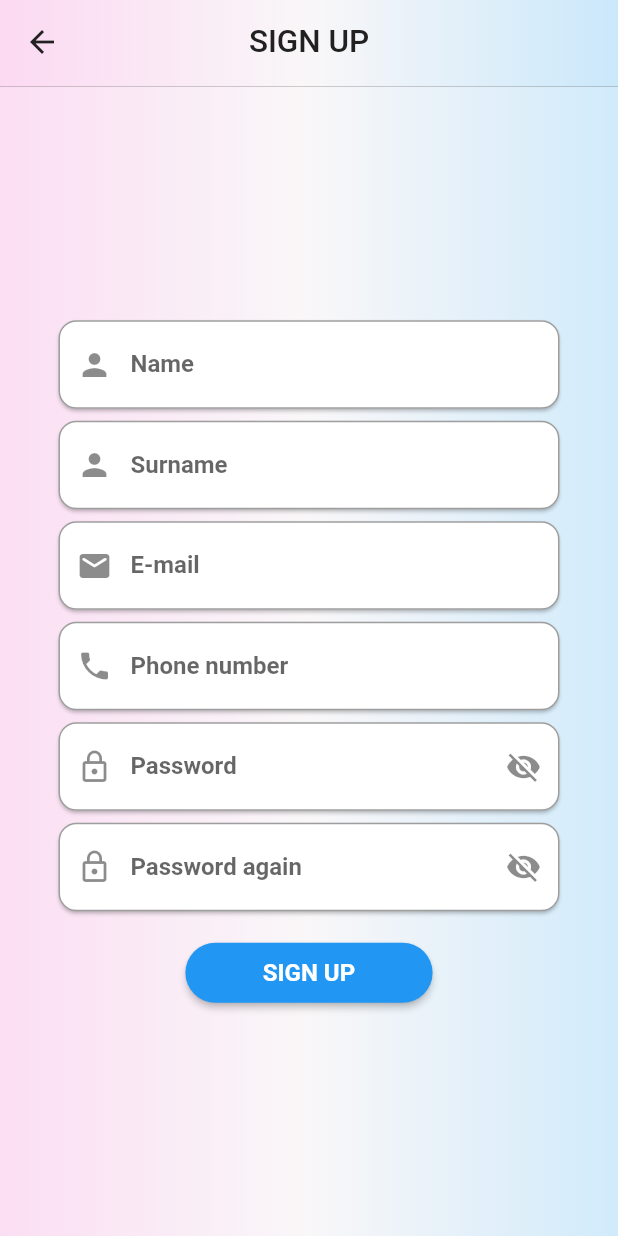
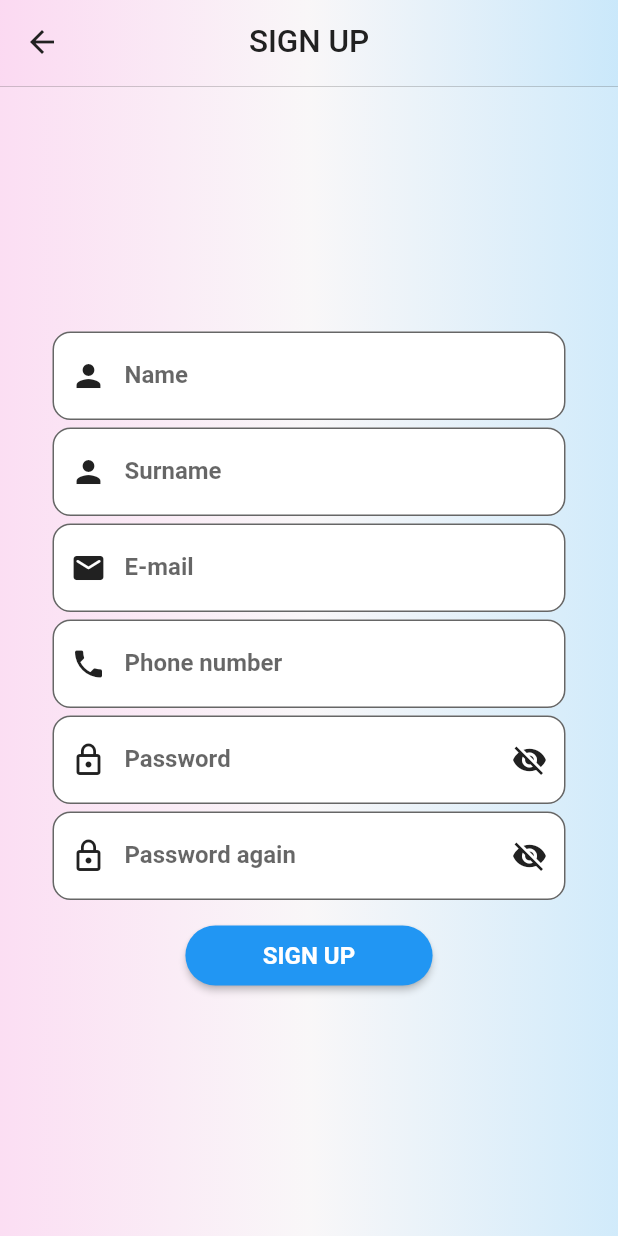
Before and after one commit to GTU-Ghostbusters/shelf_mobil_frontend, a Flutter app: the SignUpPage screen opened directly, on a phone screen of 412 x 824 dp. Run offline on Flutter 3.47's test engine with Material 2 defaults, Android fonts, the light colour scheme and no system bars; our stand-ins replace email_validator, google_nav_bar, image_picker, scroll_snap_list, toggle_switch; missing offline and left inert: wc_form_validators; network calls fail.

Commit message:
Refactored some codes

```diff
--- a/lib/pages/signup_page.dart
+++ b/lib/pages/signup_page.dart
@@ -42,10 +42,7 @@ class _SignUpPageState extends State<SignUpPage> {
               child: Column(
                 mainAxisAlignment: MainAxisAlignment.center,
                 children: [
-                  Card(
-                    shape: RoundedRectangleBorder(
-                        borderRadius: BorderRadius.circular(12)),
-                    child: TextFormField(
+                  TextFormField(
                     validator: (name) {
                       if (name!.length < 3) {
                         return 'The name must consist of at least 3 characters.';
@@ -53,46 +50,53 @@ class _SignUpPageState extends State<SignUpPage> {
                         return null;
                       }
                     },
-                      decoration: const InputDecoration(
-                        prefixIcon: Icon(Icons.person),
+                    decoration: InputDecoration(
+                      fillColor: Colors.white,
+                      filled: true,
+                      prefixIcon:
+                          Icon(Icons.person, color: Colors.grey.shade900),
                       labelText: "Name",
-                        labelStyle: TextStyle(
+                      labelStyle: const TextStyle(
                         fontSize: 16,
                         fontWeight: FontWeight.bold,
                       ),
                       hintText: "Please enter name",
-                        border: OutlineInputBorder(
+                      border: const OutlineInputBorder(
                         borderRadius: BorderRadius.all(
                           Radius.circular(12),
                         ),
                       ),
                     ),
                   ),
-                  ),
-                  Card(
-                    shape: RoundedRectangleBorder(
-                        borderRadius: BorderRadius.circular(12)),
-                    child: TextFormField(
-                      decoration: const InputDecoration(
-                        prefixIcon: Icon(Icons.person),
+                  const SizedBox(height: 5),
+                  TextFormField(
+                    validator: (surname) {
+                      if (surname!.length < 3) {
+                        return 'The surname must consist of at least 3 characters.';
+                      } else {
+                        return null;
+                      }
+                    },
+                    decoration: InputDecoration(
+                      fillColor: Colors.white,
+                      filled: true,
+                      prefixIcon:
+                          Icon(Icons.person, color: Colors.grey.shade900),
                       labelText: "Surname",
-                        labelStyle: TextStyle(
+                      labelStyle: const TextStyle(
                         fontSize: 16,
                         fontWeight: FontWeight.bold,
                       ),
                       hintText: "Please enter surname",
-                        border: OutlineInputBorder(
+                      border: const OutlineInputBorder(
                         borderRadius: BorderRadius.all(
                           Radius.circular(12),
                         ),
                       ),
                     ),
                   ),
-                  ),
-                  Card(
-                    shape: RoundedRectangleBorder(
-                        borderRadius: BorderRadius.circular(12)),
-                    child: TextFormField(
+                  const SizedBox(height: 5),
+                  TextFormField(
                     controller: emailController,
                     validator: (email) {
                       if (!EmailValidator.validate(email!)) {
@@ -102,76 +106,87 @@ class _SignUpPageState extends State<SignUpPage> {
                       }
                     },
                     keyboardType: TextInputType.emailAddress,
-                      decoration: const InputDecoration(
-                        prefixIcon: Icon(Icons.email_rounded),
+                    decoration: InputDecoration(
+                      fillColor: Colors.white,
+                      filled: true,
+                      prefixIcon: Icon(Icons.email_rounded,
+                          color: Colors.grey.shade900),
                       labelText: "E-mail",
-                        labelStyle: TextStyle(
+                      labelStyle: const TextStyle(
                         fontSize: 16,
                         fontWeight: FontWeight.bold,
                       ),
                       hintText: "Please enter e-mail",
-                        border: OutlineInputBorder(
+                      border: const OutlineInputBorder(
                         borderRadius: BorderRadius.all(
                           Radius.circular(12),
                         ),
                       ),
                     ),
                   ),
-                  ),
-                  Card(
-                    shape: RoundedRectangleBorder(
-                        borderRadius: BorderRadius.circular(12)),
-                    child: TextFormField(
-                      //maxLength: 10,
+                  const SizedBox(height: 5),
+                  TextFormField(
+                    validator: (phoneNumber) {
+                      if (phoneNumber!.isEmpty) {
+                        return "Please enter a valid phone number.";
+                      } else {
+                        return null;
+                      }
+                    },
+                    maxLength: 10,
                     keyboardType: TextInputType.phone,
-                      decoration: const InputDecoration(
-                        prefixIcon: Icon(Icons.phone),
+                    decoration: InputDecoration(
+                      counterText: "",
+                      fillColor: Colors.white,
+                      filled: true,
+                      prefixIcon:
+                          Icon(Icons.phone, color: Colors.grey.shade900),
                       labelText: "Phone number",
-                        labelStyle: TextStyle(
+                      labelStyle: const TextStyle(
                         fontSize: 16,
                         fontWeight: FontWeight.bold,
                       ),
                       hintText: "Please enter phone number",
-                        border: OutlineInputBorder(
+                      border: const OutlineInputBorder(
                         borderRadius: BorderRadius.all(
                           Radius.circular(12),
                         ),
                       ),
                     ),
                   ),
-                  ),
-                  Card(
-                    shape: RoundedRectangleBorder(
-                        borderRadius: BorderRadius.circular(12)),
-                    child: TextFormField(
+                  const SizedBox(height: 5),
+                  TextFormField(
                     validator: Validators.compose(
                       [
                         Validators.patternRegExp(
                             RegExp(
                                 r'^(?=.*?[A-Z])(?=.*?[a-z])(?=.*?[0-9]).{8,}$'),
-                              "Password must contain at least one uppercase letter, one lowercase letter, one number and must be at least 8 characters long."),
-                          Validators.maxLength(15,
-                              "The password can be a maximum of 15 characters long."),
+                            "Password must contain at least one uppercase letter, one lowercase letter, one number and must be at least 8, at most 15 characters long."),
                       ],
                     ),
                     onChanged: (value) {
                       _password = value;
                     },
                     obscureText: _showPassword,
+                    maxLength: 15,
                     decoration: InputDecoration(
+                      counterText: "",
+                      fillColor: Colors.white,
+                      filled: true,
                       errorMaxLines: 3,
-                        prefixIcon: const Icon(Icons.lock_outline),
+                      prefixIcon:
+                          Icon(Icons.lock_outline, color: Colors.grey.shade900),
                       suffixIcon: IconButton(
                         onPressed: () {
                           setState(() {
                             _showPassword = !_showPassword;
                           });
                         },
-                          icon: Icon(
-                            _showPassword
-                                ? Icons.visibility_off
-                                : Icons.visibility,
-                          ),
+                        icon: _showPassword
+                            ? Icon(Icons.visibility_off,
+                                color: Colors.grey.shade900)
+                            : Icon(Icons.visibility,
+                                color: Colors.grey.shade900),
                       ),
                       labelText: "Password",
                       labelStyle: const TextStyle(
@@ -186,11 +201,8 @@ class _SignUpPageState extends State<SignUpPage> {
                       ),
                     ),
                   ),
-                  ),
-                  Card(
-                    shape: RoundedRectangleBorder(
-                        borderRadius: BorderRadius.circular(12)),
-                    child: TextFormField(
+                  const SizedBox(height: 5),
+                  TextFormField(
                     obscureText: _showPassword_1,
                     validator: (value) {
                       if (value != _password) {
@@ -199,19 +211,22 @@ class _SignUpPageState extends State<SignUpPage> {
                       return null;
                     },
                     decoration: InputDecoration(
+                      fillColor: Colors.white,
+                      filled: true,
                       errorMaxLines: 2,
-                        prefixIcon: const Icon(Icons.lock_outline),
+                      prefixIcon:
+                          Icon(Icons.lock_outline, color: Colors.grey.shade900),
                       suffixIcon: IconButton(
                         onPressed: () {
                           setState(() {
                             _showPassword_1 = !_showPassword_1;
                           });
                         },
-                          icon: Icon(
-                            _showPassword_1
-                                ? Icons.visibility_off
-                                : Icons.visibility,
-                          ),
+                        icon: _showPassword_1
+                            ? Icon(Icons.visibility_off,
+                                color: Colors.grey.shade900)
+                            : Icon(Icons.visibility,
+                                color: Colors.grey.shade900),
                       ),
                       labelText: "Password again",
                       labelStyle: const TextStyle(
@@ -226,10 +241,7 @@ class _SignUpPageState extends State<SignUpPage> {
                       ),
                     ),
                   ),
-                  ),
-                  const SizedBox(
-                    height: 13,
-                  ),
+                  const SizedBox(height: 13),
                   ElevatedButton(
                     style: ElevatedButton.styleFrom(
                       fixedSize:
@@ -239,6 +251,7 @@ class _SignUpPageState extends State<SignUpPage> {
                       ),
                     ),
                     onPressed: () {
+                      if (_formKey.currentState!.validate()) {
                         Navigator.of(context).push(
                           MaterialPageRoute(
                             builder: (BuildContext context) {
@@ -247,6 +260,7 @@ class _SignUpPageState extends State<SignUpPage> {
                             },
                           ),
                         );
+                      }
                     },
                     child: const Text(
                       "SIGN UP",
@@ -297,11 +311,14 @@ class _ConfirmationState extends State<Confirmation> {
             child: Form(
               child: Column(
                 children: [
-                  Text(
+                  Padding(
+                    padding: const EdgeInsets.only(left: 4.0),
+                    child: Text(
                       "The confirmation code was sent to the e-mail: ${widget.email_}",
                       style: const TextStyle(
                         fontSize: 20,
                         fontWeight: FontWeight.bold,
+                      ),
                     ),
                   ),
                   const SizedBox(
```
Also changed, not shown: lib/pages/login_page.dart (+18 -10 lines), lib/pages/my_info_page.dart (+6 -6 lines). Lines whose indentation alone changed are shown as unchanged.
